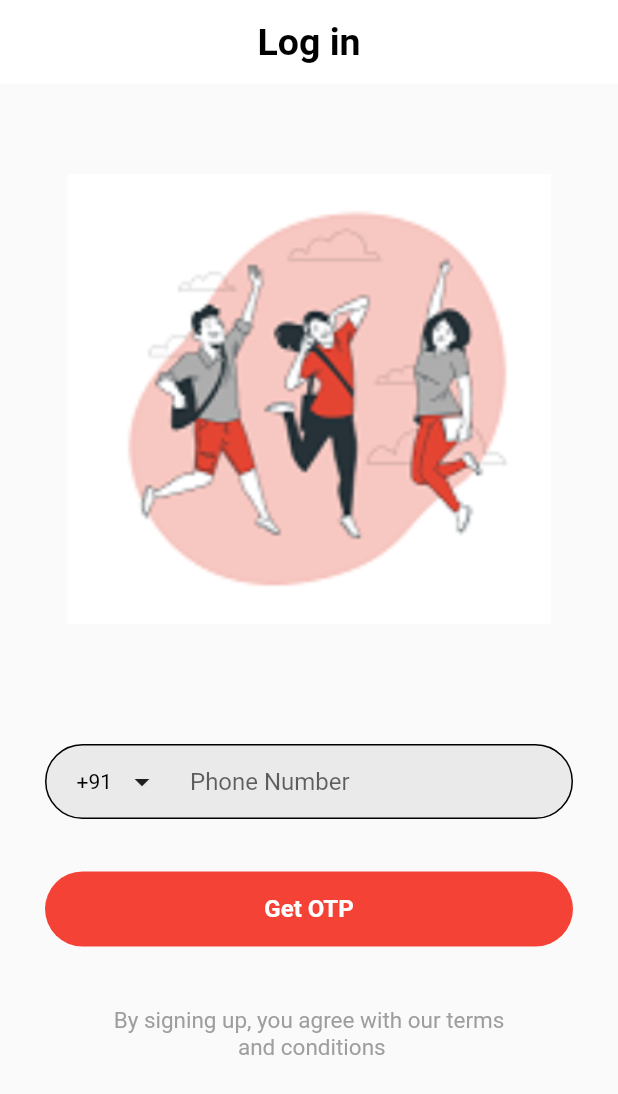
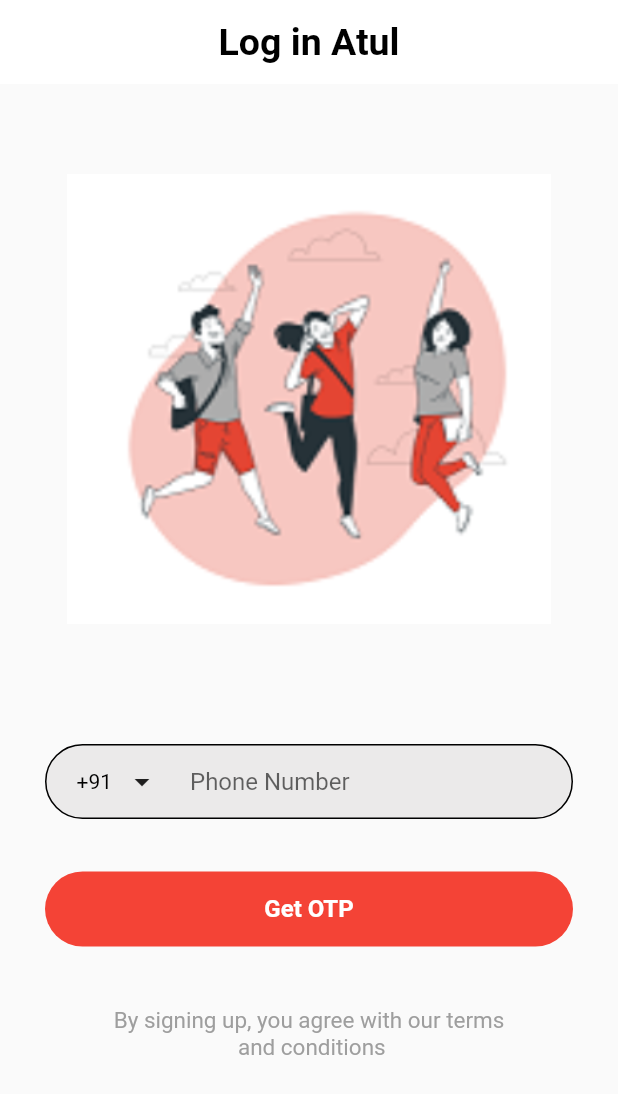
Before and after one commit to AtulB1/otp_page, a Flutter app: the screen it shows after launch, on a phone screen of 412 x 824 dp. Shown: the top 1094 px of the screen. Run offline on Flutter 3.47's test engine with Material 2 defaults, Android fonts, the phone set to English and light mode, and no system bars.

Commit message:
added the name

```diff
--- a/lib/main.dart
+++ b/lib/main.dart
@@ -19,8 +19,7 @@ class MyApp extends StatelessWidget {
             elevation: 0,
             title: const Center(
               child: Text(
-                'Log in',
-
+                'Log in Atul',
                 style: TextStyle(
                   color: Colors.black,
                   fontWeight: FontWeight.bold,
@@ -29,7 +28,7 @@ class MyApp extends StatelessWidget {
               ),
             ),
           ),
-          body:  Log_in(),
+          body: Log_in(),
         ),
       ),
     );
```
